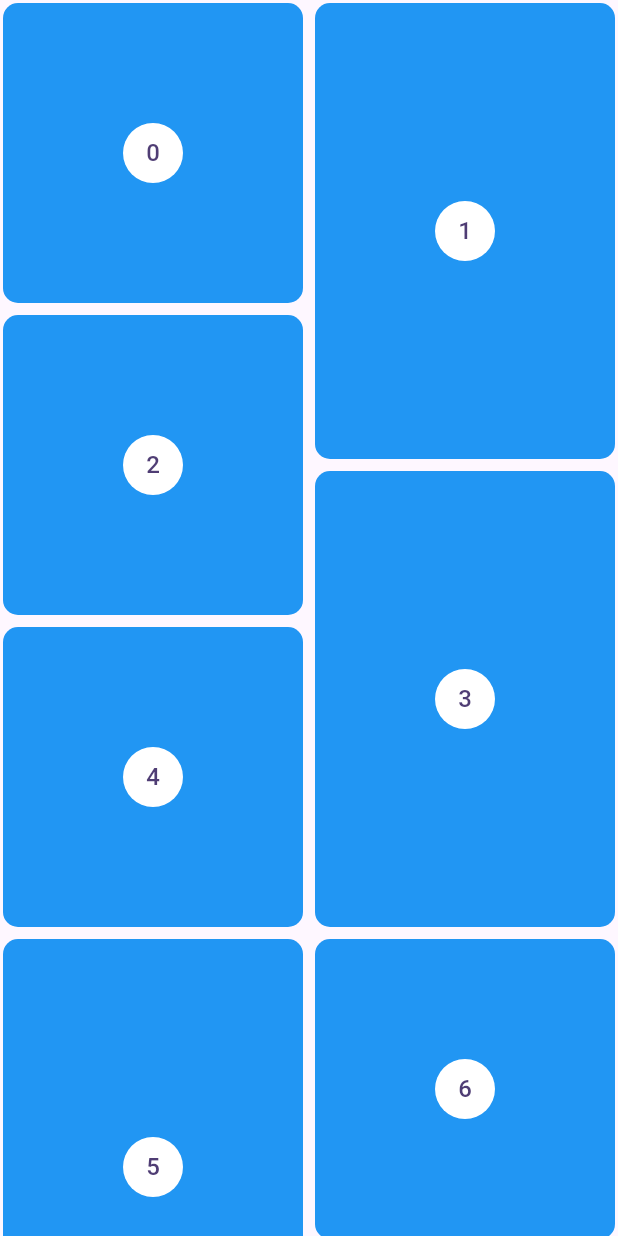
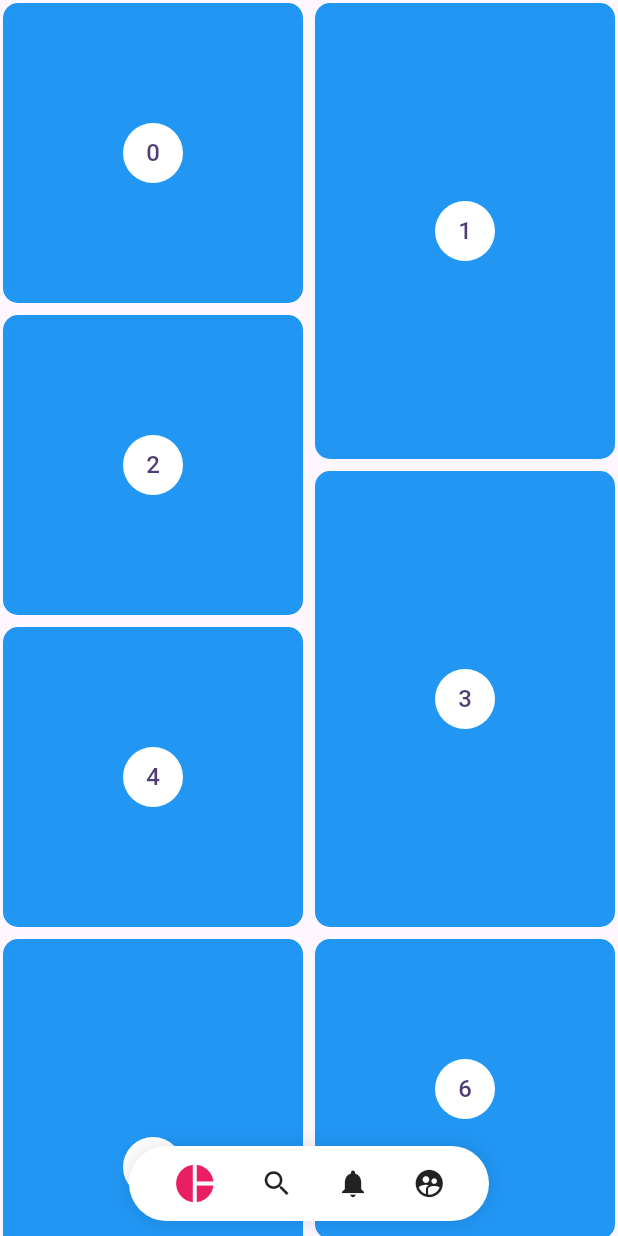
Before and after one commit to manuelcastrobarinas/pinterest_app_desing_flutter, a Flutter app: the screen it shows after launch, on a phone screen of 412 x 824 dp. Run offline on Flutter 3.47's test engine with Material 3 defaults, Android fonts, the phone set to English and light mode, and no system bars.

Commit message:
create menu v.1, add provider and create the stack to show the elements on the page

```diff
--- a/lib/src/pages/pinterest_page.dart
+++ b/lib/src/pages/pinterest_page.dart
@@ -1,5 +1,7 @@
 import 'package:flutter/material.dart';
 import 'package:flutter_staggered_grid_view/flutter_staggered_grid_view.dart';
+import '../widgets/widgets.dart';
+
 
 class PinterestPage extends StatelessWidget {
   const PinterestPage({super.key});
@@ -7,7 +9,18 @@ class PinterestPage extends StatelessWidget {
   @override
   Widget build(BuildContext context) {
     return  Scaffold(
-      body  : _PinterestGrid()
+      body : Stack(
+        children: [
+          _PinterestGrid(),
+          Container(
+            margin: const EdgeInsets.only(bottom: 10),
+            child: Align(
+              alignment: Alignment.bottomCenter,
+              child: PinterestMenu()
+            ),
+          )
+        ],
+      )
     );
   }
 }
--- /dev/null
+++ b/lib/src/providers/menu_provider.dart
@@ -0,0 +1,12 @@
+import 'package:flutter/material.dart';
+
+class MenuProvider with ChangeNotifier {
+
+  int _selectedItem = 0;
+  int get selectedItem  => _selectedItem;
+
+  set selectedItem(int index) {
+    _selectedItem = index;
+    notifyListeners();
+  }
+}
--- a/lib/src/widgets/pinterest_menu.dart
+++ b/lib/src/widgets/pinterest_menu.dart
@@ -0,0 +1,88 @@
+import 'package:flutter/material.dart';
+import 'package:provider/provider.dart';
+import 'package:pinterest_app_design/src/providers/menu_provider.dart';
+
+class PinterestButton {
+  final void Function() onPressed;
+  final IconData icon;
+
+  const PinterestButton({
+    required this.icon,
+    required this.onPressed,
+  });
+}
+
+class PinterestMenu extends StatelessWidget {
+
+  final List<PinterestButton> items = [
+    PinterestButton(icon: Icons.pie_chart, onPressed: () {}),
+    PinterestButton(icon: Icons.search, onPressed: () {}),
+    PinterestButton(icon: Icons.notifications, onPressed: () {}),
+    PinterestButton(icon: Icons.supervised_user_circle_rounded, onPressed: () {}),
+  ];
+
+  PinterestMenu({super.key});
+
+  @override
+  Widget build(BuildContext context) {
+    return ChangeNotifierProvider(
+      create: (BuildContext context) =>  MenuProvider(),
+      child : Container(
+        width : 240,
+        height: 50,
+        decoration: BoxDecoration(
+          color: Colors.white,
+          borderRadius: BorderRadius.circular(50),
+          boxShadow   : const <BoxShadow> [
+            BoxShadow(
+              color: Colors.black12,
+              blurRadius: 10,
+            )
+          ]
+        ),
+        child: _MenuItems(items),
+      ),
+    );
+  }
+}
+
+class _MenuItems extends StatelessWidget {
+  final List<PinterestButton> menuItems;
+
+  const _MenuItems(this.menuItems);
+
+  @override
+  Widget build(BuildContext context) {
+    return Row(
+      mainAxisAlignment: MainAxisAlignment.spaceEvenly,
+      children: List.generate(menuItems.length, (index) => _PinterestMenuButton(index, menuItems[index]))
+    );
+  }
+}
+
+class _PinterestMenuButton extends StatelessWidget {
+
+  final int index;
+  final PinterestButton item;
+
+   const _PinterestMenuButton(this.index, this.item);
+
+  @override
+  Widget build(BuildContext context) {
+    final menuProvider = Provider.of<MenuProvider>(context);
+    return GestureDetector(
+      behavior  : HitTestBehavior.translucent,
+      onTap: () {
+        menuProvider.selectedItem = index;
+        item.onPressed();
+      },
+      child: SizedBox(
+        child: Icon(
+          item.icon,
+          color: menuProvider.selectedItem == index ? Colors.pink : Colors.black87,
+          size : menuProvider.selectedItem == index ? 30 : 22,
+        ),
+      )
+    );
+  }
+}
--- /dev/null
+++ b/lib/src/widgets/widgets.dart
@@ -0,0 +1 @@
+export 'pinterest_menu.dart';
--- a/pubspec.yaml
+++ b/pubspec.yaml
@@ -36,6 +36,7 @@ dependencies:
   # Use with the CupertinoIcons class for iOS style icons.
   cupertino_icons: ^1.0.6
   flutter_staggered_grid_view: ^0.4.1
+  provider: ^6.1.2
 
 dev_dependencies:
   flutter_test:
```
Also changed, not shown: pubspec.lock.
